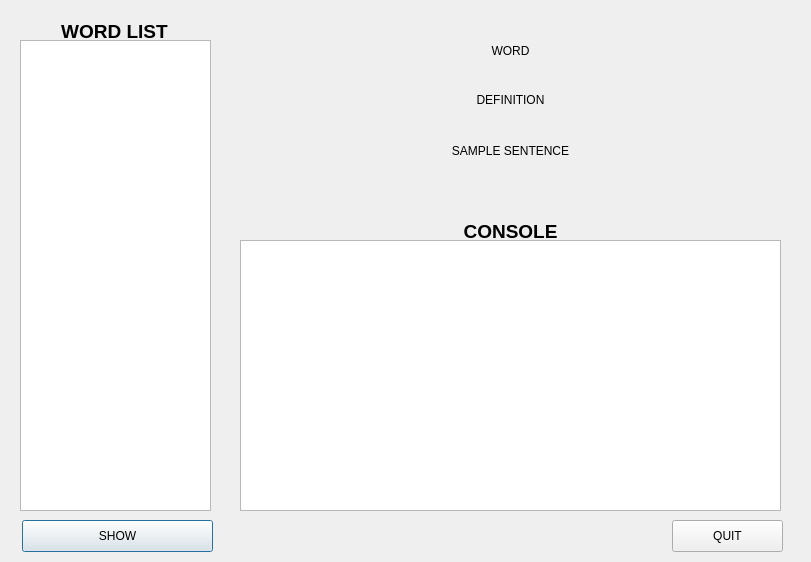
The window that GUI/main.ui (Yee172/AlphabetQs) describes before a commit, drawn with Qt 5.
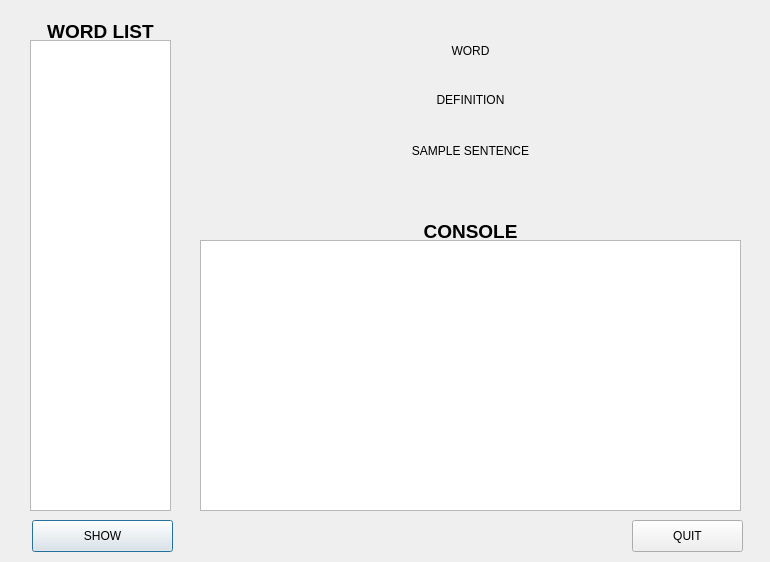
The same window after the commit.

The edit to the form file:
```diff
--- a/GUI/main.ui
+++ b/GUI/main.ui
@@ -6,7 +6,7 @@
    <rect>
     <x>0</x>
     <y>0</y>
-    <width>811</width>
+    <width>770</width>
     <height>562</height>
    </rect>
   </property>
@@ -19,22 +19,49 @@
   <widget class="QTreeView" name="wordList">
    <property name="geometry">
     <rect>
-     <x>20</x>
+     <x>30</x>
      <y>40</y>
-     <width>191</width>
+     <width>141</width>
      <height>471</height>
     </rect>
    </property>
+   <property name="autoFillBackground">
+    <bool>false</bool>
+   </property>
    <property name="locale">
     <locale language="English" country="UnitedStates"/>
    </property>
+   <property name="midLineWidth">
+    <number>3</number>
+   </property>
+   <property name="horizontalScrollBarPolicy">
+    <enum>Qt::ScrollBarAlwaysOff</enum>
+   </property>
+   <property name="editTriggers">
+    <set>QAbstractItemView::NoEditTriggers</set>
+   </property>
+   <property name="alternatingRowColors">
+    <bool>true</bool>
+   </property>
+   <property name="selectionMode">
+    <enum>QAbstractItemView::MultiSelection</enum>
+   </property>
+   <property name="selectionBehavior">
+    <enum>QAbstractItemView::SelectItems</enum>
+   </property>
+   <property name="verticalScrollMode">
+    <enum>QAbstractItemView::ScrollPerItem</enum>
+   </property>
+   <property name="rootIsDecorated">
+    <bool>false</bool>
+   </property>
   </widget>
   <widget class="QLabel" name="label_wl">
    <property name="geometry">
     <rect>
-     <x>19</x>
+     <x>30</x>
      <y>20</y>
-     <width>191</width>
+     <width>141</width>
      <height>20</height>
     </rect>
    </property>
@@ -48,7 +75,7 @@
   <widget class="QLabel" name="label_word">
    <property name="geometry">
     <rect>
-     <x>240</x>
+     <x>200</x>
      <y>40</y>
      <width>541</width>
      <height>21</height>
@@ -70,7 +97,7 @@
   <widget class="QLabel" name="label_word_show">
    <property name="geometry">
     <rect>
-     <x>240</x>
+     <x>200</x>
      <y>60</y>
      <width>541</width>
      <height>21</height>
@@ -86,7 +113,7 @@
   <widget class="QLabel" name="label_def">
    <property name="geometry">
     <rect>
-     <x>240</x>
+     <x>200</x>
      <y>90</y>
      <width>541</width>
      <height>20</height>
@@ -102,7 +129,7 @@
   <widget class="QLabel" name="label_def_show">
    <property name="geometry">
     <rect>
-     <x>240</x>
+     <x>200</x>
      <y>110</y>
      <width>541</width>
      <height>21</height>
@@ -118,7 +145,7 @@
   <widget class="QLabel" name="label_samp">
    <property name="geometry">
     <rect>
-     <x>240</x>
+     <x>200</x>
      <y>140</y>
      <width>541</width>
      <height>21</height>
@@ -134,7 +161,7 @@
   <widget class="QLabel" name="label_samp_show">
    <property name="geometry">
     <rect>
-     <x>240</x>
+     <x>200</x>
      <y>160</y>
      <width>541</width>
      <height>41</height>
@@ -150,7 +177,7 @@
   <widget class="QTextBrowser" name="textBrowser">
    <property name="geometry">
     <rect>
-     <x>240</x>
+     <x>200</x>
      <y>240</y>
      <width>541</width>
      <height>271</height>
@@ -160,7 +187,7 @@
   <widget class="QLabel" name="label_console">
    <property name="geometry">
     <rect>
-     <x>240</x>
+     <x>200</x>
      <y>220</y>
      <width>541</width>
      <height>21</height>
@@ -176,9 +203,9 @@
   <widget class="QPushButton" name="button_show_wordlist">
    <property name="geometry">
     <rect>
-     <x>22</x>
+     <x>32</x>
      <y>520</y>
-     <width>191</width>
+     <width>141</width>
      <height>32</height>
     </rect>
    </property>
@@ -189,7 +216,7 @@
   <widget class="QPushButton" name="button_quit">
    <property name="geometry">
     <rect>
-     <x>672</x>
+     <x>632</x>
      <y>520</y>
      <width>111</width>
      <height>32</height>
```
